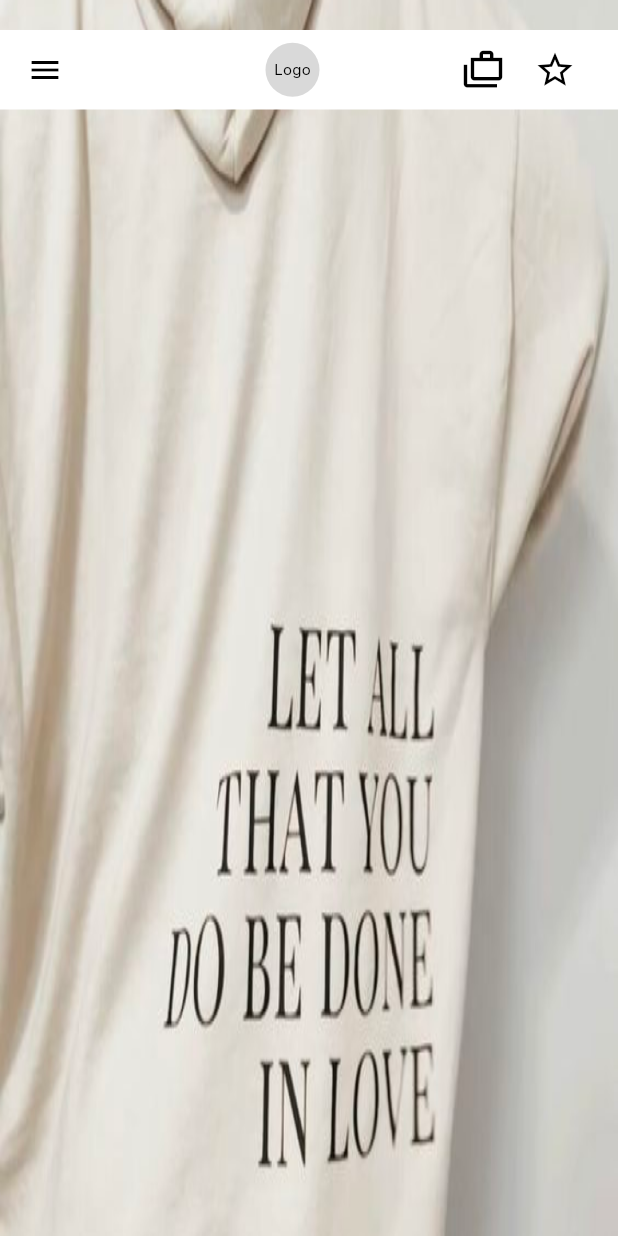
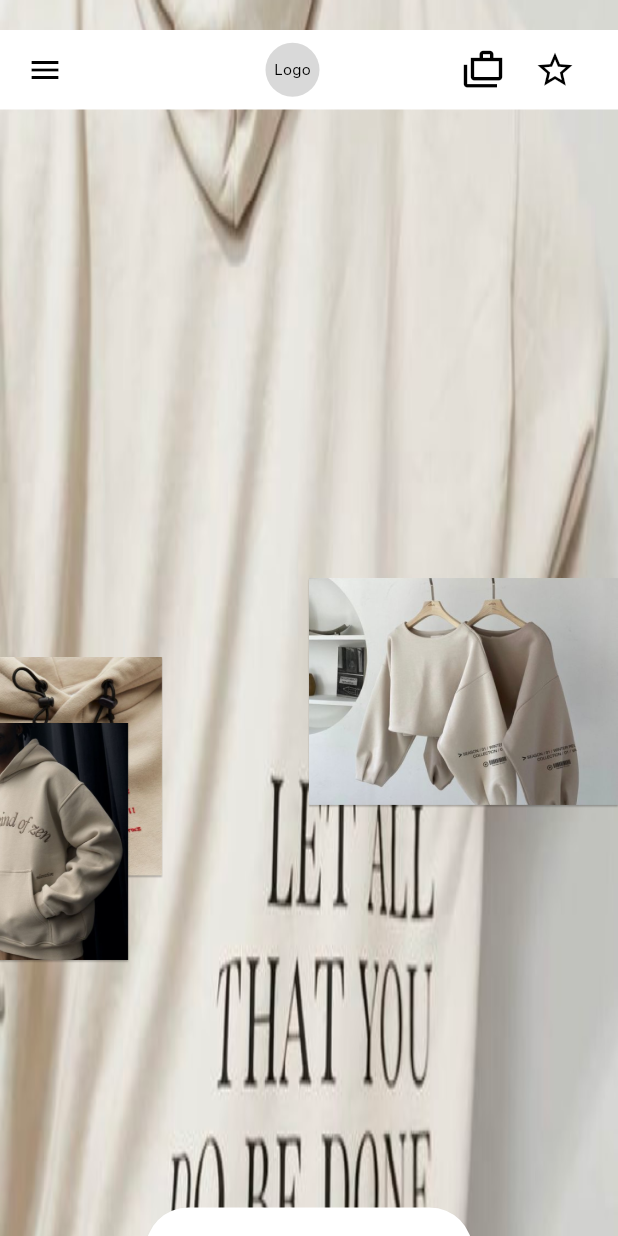
Before and after one commit to EdisonModesto/Xtendly-Exam-Interview, a Flutter app: the screen it shows after launch, on a phone screen of 412 x 824 dp. Run offline on Flutter 3.47's test engine with Material 2 defaults, Android fonts, the phone set to English and light mode, and no system bars; our stand-ins replace flutter_riverpod, go_router, google_fonts.

Commit message:
Added HeroView.dart & ProductsView.dart

```diff
--- a/lib/constants/colors.dart
+++ b/lib/constants/colors.dart
@@ -4,4 +4,5 @@ class AppColors {
   Color white = const Color(0xffffffff);
   Color whiteD9 = const Color(0xffD9D9D9);
   Color whiteE4 = const Color(0xffE4E4E4);
+  Color whiteEB = const Color(0xffEBEAE8);
 }
--- a/lib/view/home/Hero/HeroView.dart
+++ b/lib/view/home/Hero/HeroView.dart
@@ -1,5 +1,7 @@
 import 'package:flutter/material.dart';
 import 'package:flutter_riverpod/flutter_riverpod.dart';
+import 'package:google_fonts/google_fonts.dart';
+import 'package:xtendly_exam_interview/constants/colors.dart';
 
 class HeroView extends ConsumerStatefulWidget {
   const HeroView({
@@ -13,14 +15,70 @@ class HeroView extends ConsumerStatefulWidget {
 class _HeroViewState extends ConsumerState<HeroView> {
   @override
   Widget build(BuildContext context) {
+    return LayoutBuilder(builder: (context, constraints){
       return Container(
-      height: MediaQuery.of(context).size.height,
+        height: 1024,
+        width: MediaQuery.of(context).size.width,
         decoration: const BoxDecoration(
           image: DecorationImage(
             image: AssetImage("assets/images/bg_hero.png"),
             fit: BoxFit.fill,
           ),
         ),
+        child: Stack(
+          children: [
+            Align(
+              alignment: Alignment.centerLeft,
+              child: Image.asset(
+                "assets/images/hero_01.png",
+                width: constraints.maxWidth * 0.2645,
+              ),
+            ),
+            Align(
+              alignment: Alignment.centerRight,
+              child: Transform.translate(
+                offset: const Offset(0, -50),
+                child: Image.asset(
+                  "assets/images/hero_03.png",
+                  width: constraints.maxWidth * 0.5027,
+                ),
+              ),
+            ),
+            Align(
+              alignment: Alignment.center,
+              child: Transform.translate(
+                offset: const Offset(-175, 50),
+                child: Image.asset(
+                  "assets/images/hero_02.png",
+                  width: constraints.maxWidth * 0.26875,
+                ),
+              ),
+            ),
+            Align(
+              alignment: Alignment.bottomCenter,
+              child: Transform.translate(
+                offset: const Offset(0, -162),
+                child: ElevatedButton(
+                  onPressed: () {},
+                  style: ElevatedButton.styleFrom(
+                    backgroundColor: AppColors().white,
+                    shadowColor: Colors.black.withOpacity(.25),
+                    fixedSize: const Size(218, 57),
+                  ),
+                  child: Text(
+                    "Shop Now",
+                    style: GoogleFonts.inter(
+                      fontSize: 24,
+                      color: Colors.black,
+                      fontWeight: FontWeight.w500,
+                    ),
+                  ),
+                ),
+              ),
+            )
+          ],
+        ),
       );
+    },);
   }
 }
--- a/lib/view/home/HomeView.dart
+++ b/lib/view/home/HomeView.dart
@@ -1,6 +1,7 @@
 import 'package:flutter/material.dart';
 import 'package:flutter_riverpod/flutter_riverpod.dart';
 import 'package:xtendly_exam_interview/view/home/Hero/HeroView.dart';
+import 'package:xtendly_exam_interview/view/home/Products/ProductsView.dart';
 import 'package:xtendly_exam_interview/widgets/custom_nav.dart';
 
 
@@ -16,32 +17,22 @@ class HomeView extends ConsumerStatefulWidget {
 class _HomeViewState extends ConsumerState<HomeView> {
   @override
   Widget build(BuildContext context) {
-    return Scaffold(
-      body: Stack(
+    return const Scaffold(
+      body: Padding(
+        padding: EdgeInsets.all(0),
+        child: Stack(
           children: [
             SingleChildScrollView(
               child: Column(
                 children: [
-                const HeroView(),
-                Container(
-                    height: MediaQuery.of(context).size.height,
-                    width: MediaQuery.of(context).size.width,
-                    color: Colors.blue,
-                    child: const Center(
-                      child: Text(
-                        "Home",
-                        style: TextStyle(
-                          fontSize: 30,
-                          fontWeight: FontWeight.bold,
-                        ),
-                      ),
-                    )
-                ),
+                  HeroView(),
+                  ProductsView(),
                 ],
               ),
             ),
-          const CustomNav(),
+            CustomNav(),
           ],
+        ),
       ),
     );
   }
```
Also changed, not shown: lib/view/home/Products/ProductsView.dart (added, +84 -0 lines), assets/images/hero_01.png (added), assets/images/hero_02.png (added), assets/images/hero_03.png (added). Lines whose indentation alone changed are shown as unchanged.
